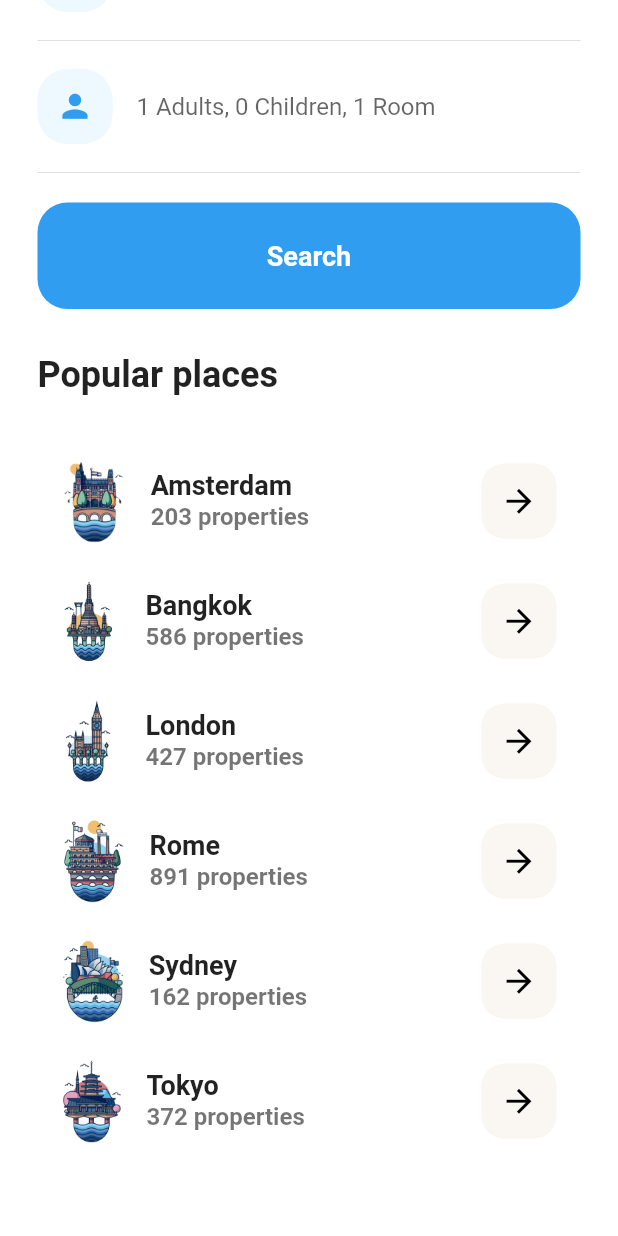
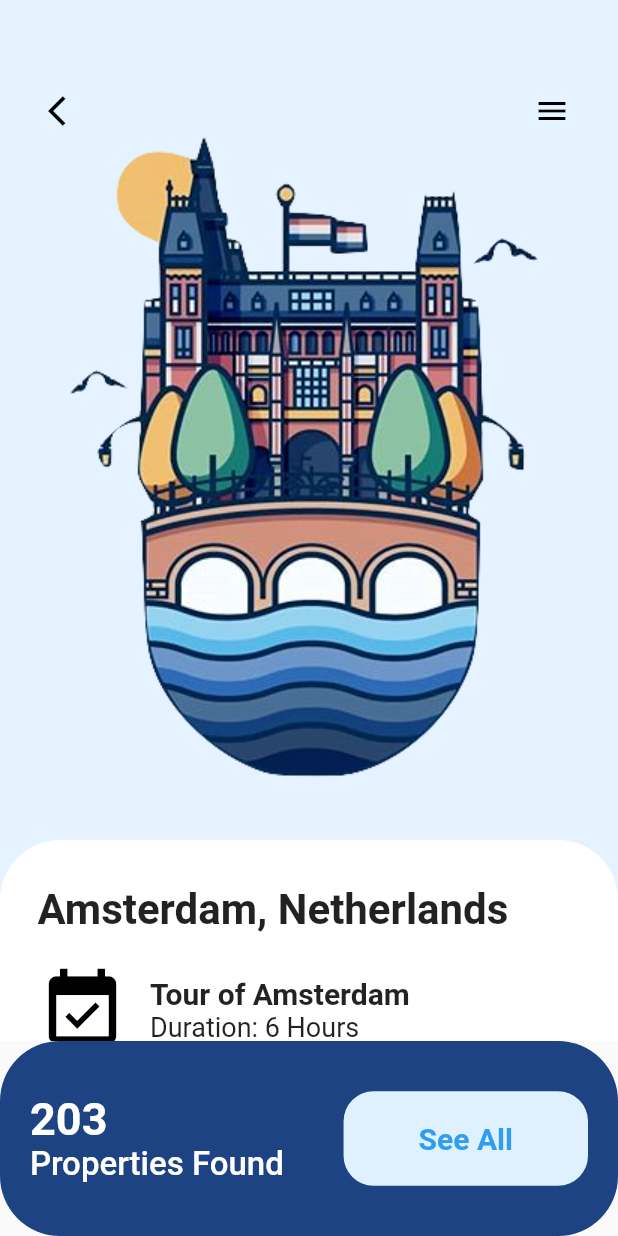
Before and after one commit to amirehwan21/onboarding-screen-flutter, a Flutter app: the SearchScreen screen opened directly, scrolled down 460 dp, after a tap on the "arrow forward" icon, on a phone screen of 412 x 824 dp. Run offline on Flutter 3.47's test engine with Material 2 defaults, Android fonts, the phone set to English and light mode, and no system bars.

Commit message:
Add search screen for travel ui

```diff
--- /dev/null
+++ b/lib/travelUI/place_screen.dart
@@ -0,0 +1,173 @@
+import 'package:flutter/material.dart';
+import 'place_model.dart';
+
+
+class PlaceScreen extends StatefulWidget {
+  final Place place;
+  PlaceScreen({@required this.place});
+  @override
+  _PlaceScreenState createState() => _PlaceScreenState();
+}
+
+class _PlaceScreenState extends State<PlaceScreen> {
+  @override
+  Widget build(BuildContext context) {
+    return Scaffold(
+      body: SingleChildScrollView(
+        child: Column(
+          children: <Widget>[
+            Stack(
+              children: <Widget>[
+                Hero(
+                  tag: widget.place.imageUrl,
+                  child: Container(
+                    width: double.infinity,
+                    height: 600.0,
+                    decoration: BoxDecoration(
+                      color: Color(0xFFE5F2FF),
+                      image: DecorationImage(
+                        image: AssetImage(widget.place.imageUrl)
+                      )
+                    )
+                  )
+                ),
+                Padding(
+                  padding: EdgeInsets.symmetric(
+                    horizontal: 20.0,
+                    vertical: 50.0,
+                  ),
+                  child: Row(
+                    mainAxisAlignment: MainAxisAlignment.spaceBetween,
+                    children: <Widget>[
+                      IconButton(
+                        onPressed: () => Navigator.pop(context),
+                        icon: Icon(Icons.arrow_back_ios),
+                        color: Colors.black,
+                      ),
+                      IconButton(
+                        onPressed: () => print('Menu'),
+                        icon: Icon(Icons.menu),
+                        color: Colors.black,
+                      ),
+                    ]
+                  ),
+                ),
+              ]
+            ),
+            Container(
+              height: 400.0,
+              width: double.infinity,
+              transform: Matrix4.translationValues(0.0, -40.0, 0.0),
+              decoration: BoxDecoration(
+                color: Colors.white,
+                borderRadius: BorderRadius.circular(40.0)
+              ),
+              child: Padding(
+                padding: EdgeInsets.symmetric(
+                  horizontal: 25.0,
+                  vertical: 30.0,
+                ),
+                child: Column(
+                  crossAxisAlignment: CrossAxisAlignment.start,
+                  children: <Widget>[
+                    Text(
+                      '${widget.place.city}, ${widget.place.country}',
+                      style: TextStyle(
+                        fontSize: 28.0,
+                        fontWeight: FontWeight.bold
+                      )
+                    ),
+                    SizedBox(height: 20.0),
+                    Row(
+                      children: <Widget>[
+                        Icon(
+                          Icons.event_available,
+                          size: 60.0,
+                          color: Colors.black
+                        ),
+                        SizedBox(width: 15.0),
+                        Column(
+                          crossAxisAlignment: CrossAxisAlignment.start,
+                          children: <Widget>[
+                            Text(
+                              'Tour of ${widget.place.city}',
+                              style: TextStyle(
+                                fontSize: 20.0,
+                                fontWeight: FontWeight.w600,
+                              )
+                            ),
+                            Text(
+                              'Duration: 6 Hours',
+                              style: TextStyle(
+                                fontSize: 18.0
+                              )
+                            )
+                          ]
+                        )
+                      ]
+                    )
+                  ]
+                ),
+              ),
+            )
+          ],
+        ),
+      ),
+      bottomSheet: Container(
+        padding: EdgeInsets.all(20.0),
+        height: 130.0,
+        decoration: BoxDecoration(
+          color: Color(0xFF1D4383),
+          borderRadius: BorderRadius.circular(40.0)
+        ),
+        child: Row(
+          mainAxisAlignment: MainAxisAlignment.spaceBetween,
+          crossAxisAlignment: CrossAxisAlignment.center,
+          children: <Widget>[
+            Column(
+              mainAxisAlignment: MainAxisAlignment.center,
+              crossAxisAlignment: CrossAxisAlignment.start,
+              children: <Widget>[
+                Text(
+                  '${widget.place.properties}',
+                  style: TextStyle(
+                    color: Colors.white,
+                    fontSize: 30.0,
+                    fontWeight: FontWeight.bold,
+                  )
+                ),
+                Text(
+                  'Properties Found',
+                  style: TextStyle(
+                    color: Colors.white,
+                    fontSize: 22.0,
+                    fontWeight: FontWeight.w500,
+                  )
+                ),
+              ]
+            ),
+            FlatButton(
+              padding: EdgeInsets.symmetric(
+                horizontal: 50.0,
+                vertical: 20.0,
+              ),
+              color: Color(0xFFDFF1FF),
+              shape: RoundedRectangleBorder(
+                borderRadius: BorderRadius.circular(20.0)
+              ),
+              child: Text(
+                'See All',
+                style: TextStyle(
+                  color: Color(0xFF309DF1),
+                  fontSize: 20.0,
+                  fontWeight: FontWeight.bold
+                )
+              ),
+              onPressed: () => print('object'),
+            )
+          ],
+        ),
+      ),
+    );
+  }
+}
--- a/lib/travelUI/search_screen.dart
+++ b/lib/travelUI/search_screen.dart
@@ -1,5 +1,6 @@
 import 'package:flutter/material.dart';
 import 'place_model.dart';
+import 'place_screen.dart';
 
 class SearchScreen extends StatefulWidget {
   @override
@@ -40,13 +41,12 @@ class _SearchScreenState extends State<SearchScreen> {
               ),
               trailing: InkResponse(
                 onTap: () {
-                  print("");
-                  // Navigator.push(
-                  //   context,
-                  //   MaterialPageRoute(
-                  //     builder: (_) => PlaceScreen(place: place),
-                  //   ),
-                  // );
+                  Navigator.push(
+                    context,
+                    MaterialPageRoute(
+                      builder: (_) => PlaceScreen(place: place),
+                    ),
+                  );
                 },
                 child: Container(
                   width: 50.0,
@@ -144,12 +144,19 @@ class _SearchScreenState extends State<SearchScreen> {
   Widget build(BuildContext context) {
     return Scaffold(
       backgroundColor: Colors.white,
-      body: ListView(
+      body: GestureDetector(
+        onTap: () => FocusScope.of(context).unfocus(),
+        child: ListView(
           padding: EdgeInsets.symmetric(horizontal: 25.0, vertical: 50),
           children: <Widget>[
             Row(
-            mainAxisAlignment: MainAxisAlignment.end,
+              mainAxisAlignment: MainAxisAlignment.spaceBetween,
               children: <Widget>[
+                IconButton(
+                icon: Icon(Icons.arrow_back_ios),
+                onPressed: () => Navigator.pop(context),
+                color: Colors.black,
+                ),
                 IconButton(
                 icon: Icon(Icons.menu),
                 onPressed: () => print('Menu'),
@@ -250,6 +257,7 @@ class _SearchScreenState extends State<SearchScreen> {
             _buildPopularPlaces(),
           ],
         ),
+      ),
     );
   }
 }
```
Lines whose indentation alone changed are shown as unchanged.
